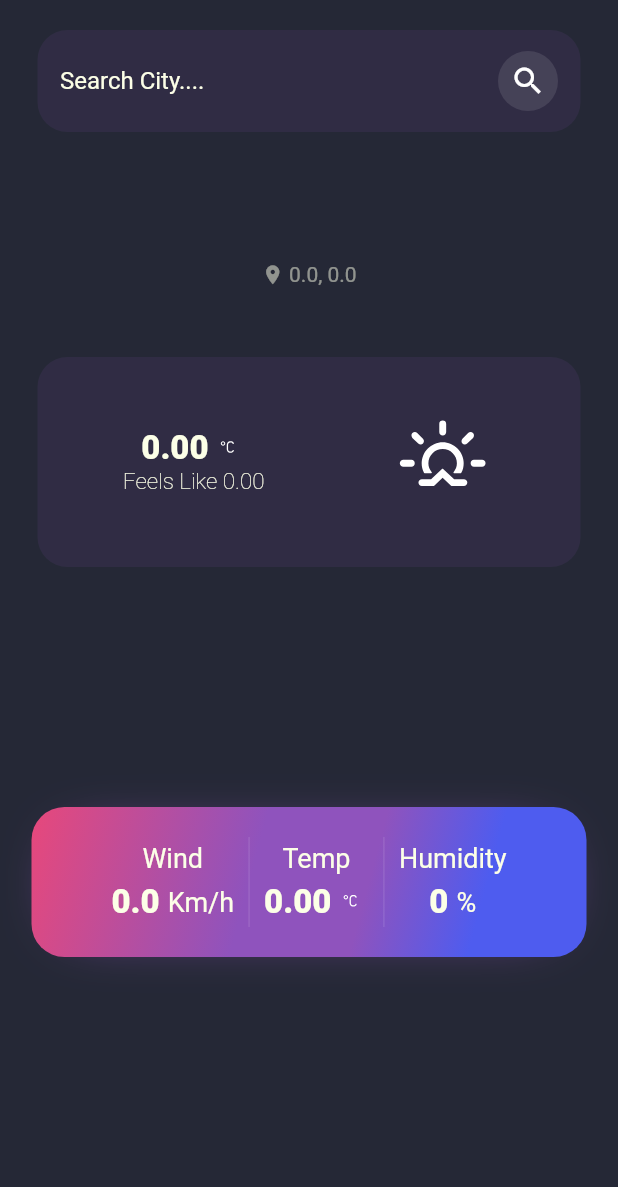
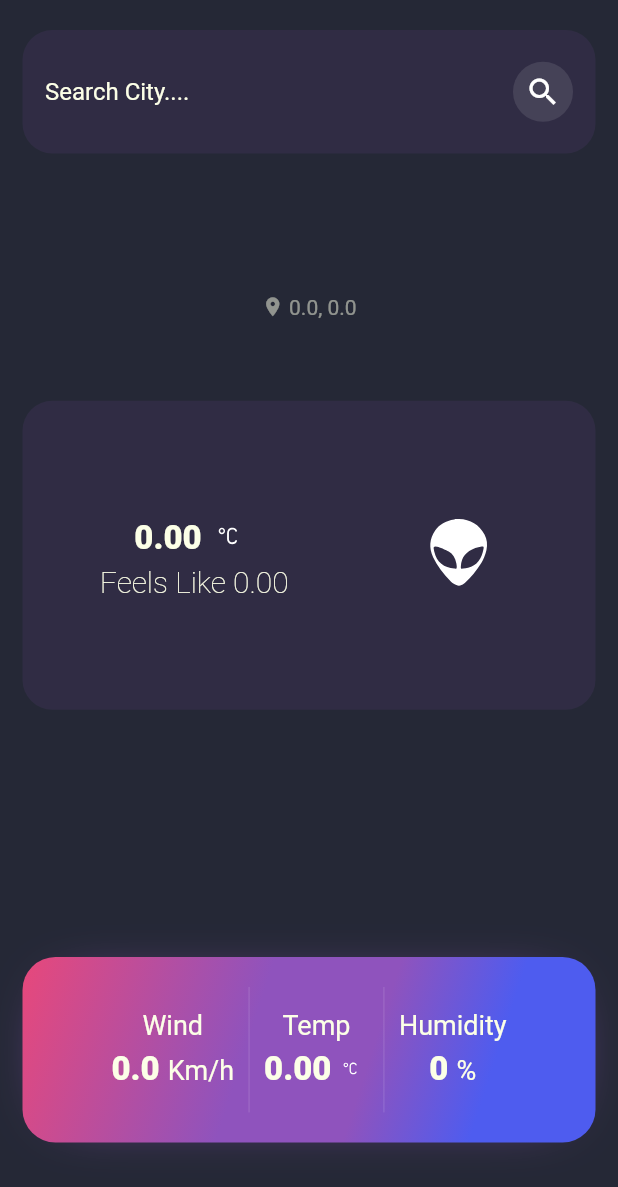
Before and after one commit to RowanMohamed311/Weather-App, a Flutter app: the screen it shows after launch, on a phone screen of 412 x 824 dp. Shown: the top 1187 px of the screen. Run offline on Flutter 3.47's test engine with Material 2 defaults, Android fonts, the phone set to English and light mode, and no system bars; our stand-ins replace dio, geocoding, location, weather_icons.

Commit message:
make the app responsive plus adjusting the weather icon

```diff
--- a/lib/core/utils/constants.dart
+++ b/lib/core/utils/constants.dart
@@ -1,9 +1,21 @@
 import 'package:flutter/material.dart';
+import 'package:weather_icons/weather_icons.dart';
 
 class AppContants {
   // make a static const bec, this is gonna be constant through the whole project
   static const String baseUrl = 'https://api.openweathermap.org/data/2.5';
   static const String appKey = '420c315d900f03bb39f46bcf403631f5';
+
+  static Map<String, IconData> weatherIcons = {
+    'Clouds': WeatherIcons.cloudy,
+    'Clear': WeatherIcons.sunset,
+    'Rain': WeatherIcons.rain,
+    'Snow': WeatherIcons.snowflake_cold,
+    'Stormy': WeatherIcons.storm_showers,
+    'Sunny': WeatherIcons.day_sunny,
+    'Fog': WeatherIcons.day_fog,
+    'Thunder': WeatherIcons.lightning
+  };
 }
 
 class AppColorPalette {
--- a/lib/weather/presentation/screens/weather_screen.dart
+++ b/lib/weather/presentation/screens/weather_screen.dart
@@ -20,6 +20,9 @@ class WeatherScreen extends StatefulWidget {
   @override
   State<WeatherScreen> createState() => _WeatherScreenState();
 }
+
+// TODO: make the app responsive
+// TODO: adjust the icon of the weather.
 
 class _WeatherScreenState extends State<WeatherScreen> {
   // final List<Locale> systemLocales = WidgetsBinding.instance.window.locales;
@@ -112,9 +115,16 @@ class _WeatherScreenState extends State<WeatherScreen> {
         backgroundColor: AppColorPalette2.backgroundcolor,
         body: SingleChildScrollView(
           child: Container(
+            width: MediaQuery.of(context).size.width,
+            height: MediaQuery.of(context).size.height,
+            margin: const EdgeInsets.symmetric(vertical: 20, horizontal: 15),
             child: Column(
+              mainAxisAlignment: MainAxisAlignment.start,
+              crossAxisAlignment: CrossAxisAlignment.center,
               children: [
                 Container(
+                  width: MediaQuery.of(context).size.width * 0.95,
+                  height: MediaQuery.of(context).size.height * 0.1,
                   decoration: BoxDecoration(
                     color: AppColorPalette2.preprimarycolor2.withOpacity(0.1),
                     borderRadius: const BorderRadius.all(
@@ -123,8 +133,8 @@ class _WeatherScreenState extends State<WeatherScreen> {
                   ),
                   padding:
                       const EdgeInsets.symmetric(horizontal: 15, vertical: 10),
-                  margin:
-                      const EdgeInsets.symmetric(horizontal: 25, vertical: 20),
+                  // margin:
+                  //     const EdgeInsets.symmetric(horizontal: 25, vertical: 20),
                   child: Row(
                     children: [
                       Expanded(
@@ -164,11 +174,12 @@ class _WeatherScreenState extends State<WeatherScreen> {
                   ),
                 ),
                 Container(
-                  height: 100,
+                  width: MediaQuery.of(context).size.width * 0.95,
+                  height: MediaQuery.of(context).size.height * 0.2,
                   padding:
                       const EdgeInsets.symmetric(horizontal: 10, vertical: 10),
-                  margin:
-                      const EdgeInsets.symmetric(horizontal: 25, vertical: 5),
+                  // margin:
+                  //     const EdgeInsets.symmetric(horizontal: 25, vertical: 5),
                   // decoration: BoxDecoration(
                   //   color: AppColorPalette2.preprimarycolor2.withOpacity(0.1),
                   //   borderRadius: const BorderRadius.all(
@@ -211,11 +222,12 @@ class _WeatherScreenState extends State<WeatherScreen> {
                   ),
                 ),
                 Container(
-                  height: 140,
+                  width: MediaQuery.of(context).size.width * 0.95,
+                  height: MediaQuery.of(context).size.height * 0.25,
                   padding:
                       const EdgeInsets.symmetric(horizontal: 15, vertical: 10),
-                  margin:
-                      const EdgeInsets.symmetric(horizontal: 25, vertical: 20),
+                  // margin:
+                  //     const EdgeInsets.symmetric(horizontal: 25, vertical: 20),
                   decoration: BoxDecoration(
                     color: AppColorPalette2.preprimarycolor2.withOpacity(0.1),
                     borderRadius: const BorderRadius.all(
@@ -238,13 +250,13 @@ class _WeatherScreenState extends State<WeatherScreen> {
                                 style: AppColorPalette2.textstyleInfo,
                               ),
                               const BoxedIcon(WeatherIcons.celsius,
-                                  color: Colors.white, size: 25),
+                                  color: Colors.white, size: 35),
                             ],
                           ),
                           Text(
                             'Feels Like ' + feel.toStringAsFixed(2),
                             style: AppColorPalette2.textstyleTiltle.copyWith(
-                                fontWeight: FontWeight.w100, fontSize: 15),
+                                fontWeight: FontWeight.w100, fontSize: 20),
                           ),
                         ],
                       ),
@@ -253,17 +265,20 @@ class _WeatherScreenState extends State<WeatherScreen> {
                       //   color: Colors.white,
                       //   size: 70,
                       // ),
-                      const BoxedIcon(WeatherIcons.sunrise,
-                          color: Colors.white, size: 70),
+                      BoxedIcon(
+                          AppContants.weatherIcons[main] ?? WeatherIcons.alien,
+                          color: Colors.white,
+                          size: 80),
                     ],
                   ),
                 ),
                 Container(
-                  height: 100,
+                  width: MediaQuery.of(context).size.width * 0.95,
+                  height: MediaQuery.of(context).size.height * 0.2,
                   padding:
                       const EdgeInsets.symmetric(horizontal: 10, vertical: 10),
-                  margin:
-                      const EdgeInsets.symmetric(horizontal: 25, vertical: 20),
+                  // margin:
+                  //     const EdgeInsets.symmetric(horizontal: 25, vertical: 20),
                   // decoration: BoxDecoration(
                   //   color: AppColorPalette2.primarcolor.withOpacity(0.2),
                   //   borderRadius: const BorderRadius.all(
@@ -287,8 +302,8 @@ class _WeatherScreenState extends State<WeatherScreen> {
                   ),
                 ),
                 Container(
-                  width: 370,
-                  height: 100,
+                  width: MediaQuery.of(context).size.width * 0.95,
+                  height: MediaQuery.of(context).size.height * 0.15,
                   decoration: const BoxDecoration(
                     borderRadius: BorderRadius.all(Radius.circular(22)),
                     boxShadow: [
```
